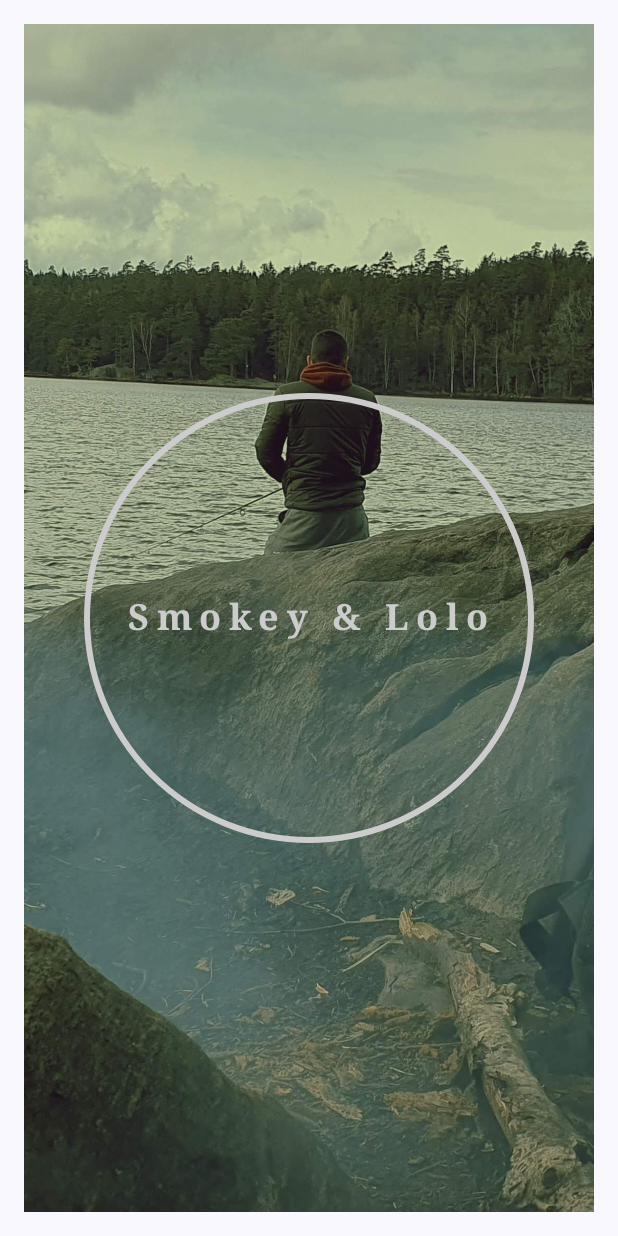
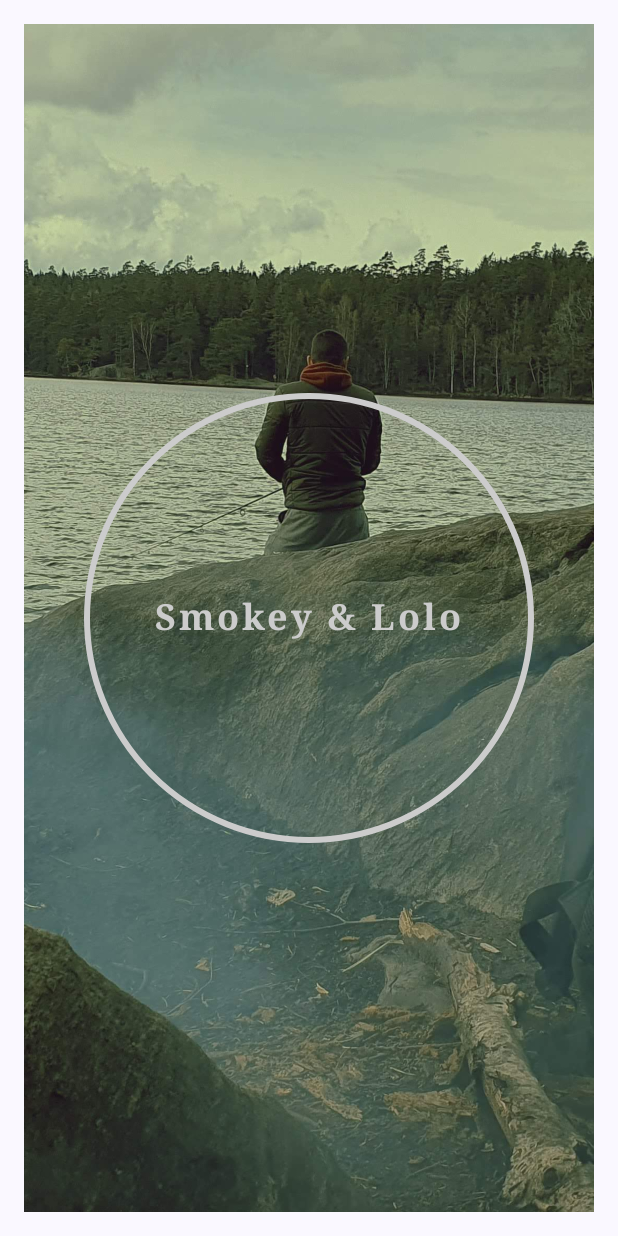
Before and after one commit to Samer-Ismael/Clicker, an Android app built with Jetpack Compose: the screen it shows after launch (MainActivity), on a phone screen of 412 x 824 dp. Run offline under Robolectric (Android 15) with nearby library versions, the phone set to English and light mode, and no system bars.

Commit message:
Fixing text

```diff
--- a/app/src/main/java/com/example/clicer/MainActivity.kt
+++ b/app/src/main/java/com/example/clicer/MainActivity.kt
@@ -100,7 +100,7 @@ fun ClickableCircle(modifier: Modifier = Modifier, onClick: () -> Unit) {
                 style = TextStyle(
                     fontSize = 24.sp,
                     fontWeight = FontWeight.Bold,
-                    letterSpacing = 5.sp,
+                    letterSpacing = 2.sp,
                     fontFamily = FontFamily.Serif
                 ),
                 modifier = Modifier.padding(16.dp)
```
